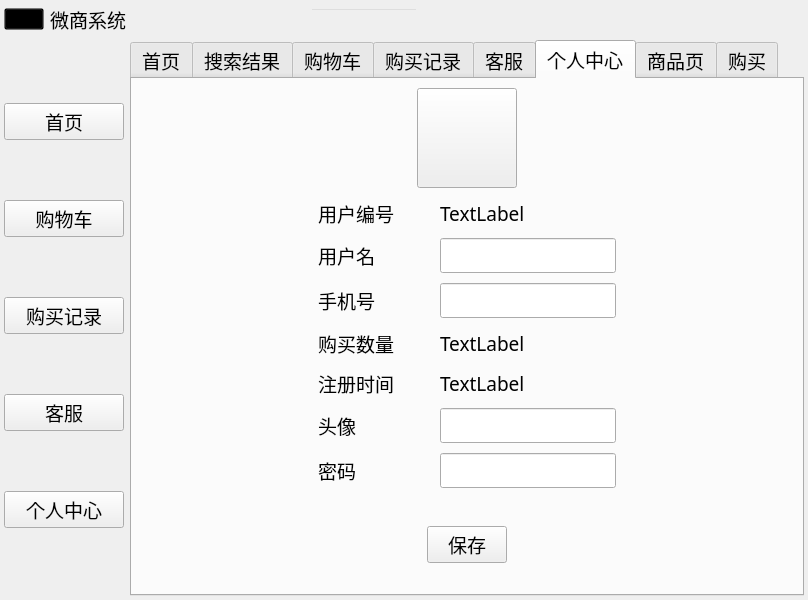
The window that client/mainwindow.ui (Rito-492/E-commerce-system) describes before a commit, drawn with Qt 5.
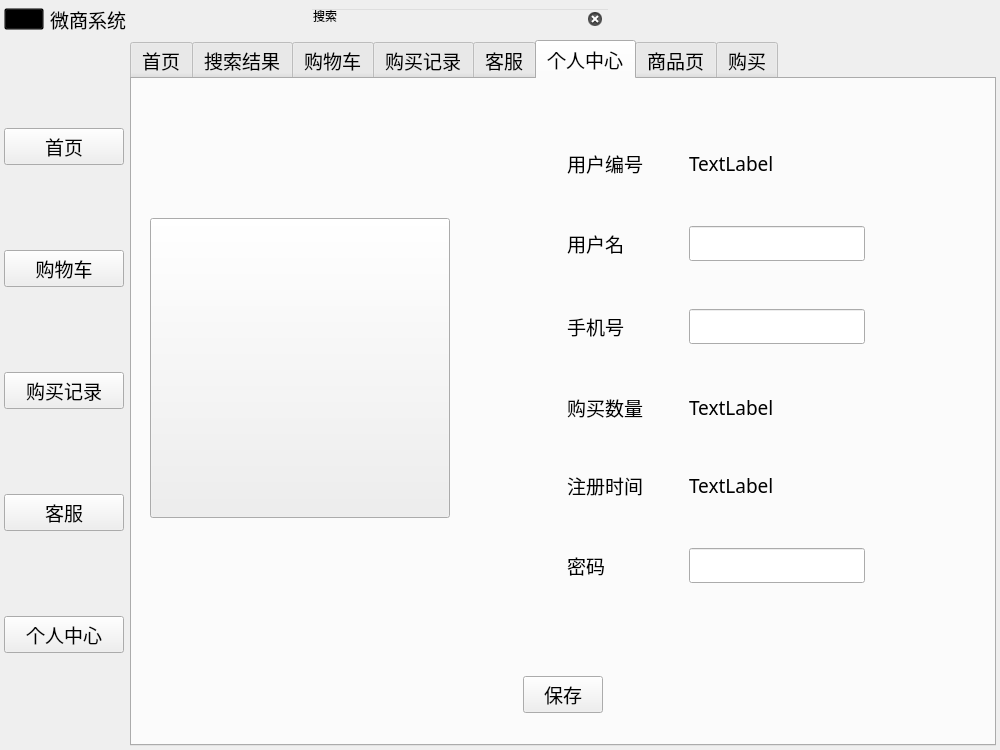
The same window after the commit. The open tabs and pages were chosen to show the change. Icons and pictures are not drawn.

Patch:
```diff
--- a/client/mainwindow.ui
+++ b/client/mainwindow.ui
@@ -6,8 +6,8 @@
    <rect>
     <x>0</x>
     <y>0</y>
-    <width>808</width>
-    <height>600</height>
+    <width>1000</width>
+    <height>750</height>
    </rect>
   </property>
   <property name="sizePolicy">
@@ -16,6 +16,18 @@
     <verstretch>0</verstretch>
    </sizepolicy>
   </property>
+  <property name="minimumSize">
+   <size>
+    <width>1000</width>
+    <height>750</height>
+   </size>
+  </property>
+  <property name="maximumSize">
+   <size>
+    <width>1000</width>
+    <height>750</height>
+   </size>
+  </property>
   <property name="windowTitle">
    <string>MainWindow</string>
   </property>
@@ -47,9 +59,15 @@
         <verstretch>0</verstretch>
        </sizepolicy>
       </property>
+      <property name="minimumSize">
+       <size>
+        <width>992</width>
+        <height>0</height>
+       </size>
+      </property>
       <property name="maximumSize">
        <size>
-        <width>800</width>
+        <width>992</width>
         <height>30</height>
        </size>
       </property>
@@ -201,7 +219,7 @@
           <enum>Qt::Orientation::Horizontal</enum>
          </property>
          <property name="sizeType">
-          <enum>QSizePolicy::Policy::MinimumExpanding</enum>
+          <enum>QSizePolicy::Policy::Minimum</enum>
          </property>
          <property name="sizeHint" stdset="0">
           <size>
@@ -236,7 +254,32 @@
            <number>0</number>
           </property>
           <item>
-           <widget class="QLineEdit" name="searchLineEdit"/>
+           <widget class="QLineEdit" name="searchLineEdit">
+            <property name="sizePolicy">
+             <sizepolicy hsizetype="Fixed" vsizetype="Fixed">
+              <horstretch>0</horstretch>
+              <verstretch>0</verstretch>
+             </sizepolicy>
+            </property>
+            <property name="minimumSize">
+             <size>
+              <width>300</width>
+              <height>0</height>
+             </size>
+            </property>
+            <property name="maximumSize">
+             <size>
+              <width>300</width>
+              <height>16777215</height>
+             </size>
+            </property>
+            <property name="text">
+             <string>搜索</string>
+            </property>
+            <property name="clearButtonEnabled">
+             <bool>true</bool>
+            </property>
+           </widget>
           </item>
           <item>
            <widget class="QPushButton" name="searchButton">
@@ -263,9 +306,12 @@
          <property name="orientation">
           <enum>Qt::Orientation::Horizontal</enum>
          </property>
+         <property name="sizeType">
+          <enum>QSizePolicy::Policy::Expanding</enum>
+         </property>
          <property name="sizeHint" stdset="0">
           <size>
-           <width>788</width>
+           <width>600</width>
            <height>30</height>
           </size>
          </property>
@@ -460,6 +506,12 @@
            <verstretch>0</verstretch>
           </sizepolicy>
          </property>
+         <property name="minimumSize">
+          <size>
+           <width>120</width>
+           <height>0</height>
+          </size>
+         </property>
          <property name="maximumSize">
           <size>
            <width>120</width>
@@ -688,226 +740,201 @@
           </attribute>
           <layout class="QVBoxLayout" name="verticalLayout_3">
            <item>
-            <widget class="QWidget" name="widget_3" native="true">
-             <property name="maximumSize">
-              <size>
-               <width>16777215</width>
-               <height>100</height>
-              </size>
-             </property>
-             <layout class="QHBoxLayout" name="horizontalLayout_6">
-              <property name="leftMargin">
-               <number>0</number>
-              </property>
-              <property name="topMargin">
-               <number>0</number>
-              </property>
-              <property name="rightMargin">
-               <number>0</number>
-              </property>
-              <property name="bottomMargin">
-               <number>0</number>
-              </property>
+            <widget class="QWidget" name="widget_15" native="true">
+             <layout class="QHBoxLayout" name="horizontalLayout_15">
               <item>
                <widget class="QPushButton" name="avatarButton">
+                <property name="sizePolicy">
+                 <sizepolicy hsizetype="Fixed" vsizetype="Fixed">
+                  <horstretch>0</horstretch>
+                  <verstretch>0</verstretch>
+                 </sizepolicy>
+                </property>
+                <property name="minimumSize">
+                 <size>
+                  <width>300</width>
+                  <height>300</height>
+                 </size>
+                </property>
                 <property name="maximumSize">
                  <size>
-                  <width>100</width>
-                  <height>100</height>
+                  <width>300</width>
+                  <height>300</height>
                  </size>
                 </property>
                 <property name="text">
                  <string/>
                 </property>
-               </widget>
-              </item>
-             </layout>
-            </widget>
-           </item>
-           <item>
-            <widget class="QWidget" name="widget" native="true">
-             <property name="sizePolicy">
-              <sizepolicy hsizetype="Preferred" vsizetype="Preferred">
-               <horstretch>0</horstretch>
-               <verstretch>0</verstretch>
-              </sizepolicy>
-             </property>
-             <layout class="QGridLayout" name="gridLayout">
-              <property name="leftMargin">
-               <number>0</number>
-              </property>
-              <property name="topMargin">
-               <number>0</number>
-              </property>
-              <property name="rightMargin">
-               <number>0</number>
-              </property>
-              <property name="bottomMargin">
-               <number>0</number>
-              </property>
-              <item row="4" column="1">
-               <widget class="QLabel" name="signTimeLabel">
-                <property name="text">
-                 <string>注册时间</string>
-                </property>
-               </widget>
-              </item>
-              <item row="5" column="1">
-               <widget class="QLabel" name="avatarLabel">
-                <property name="text">
-                 <string>头像</string>
-                </property>
-               </widget>
-              </item>
-              <item row="3" column="1">
-               <widget class="QLabel" name="boughtLabel">
-                <property name="text">
-                 <string>购买数量</string>
-                </property>
-               </widget>
-              </item>
-              <item row="2" column="1">
-               <widget class="QLabel" name="phoneLabel">
-                <property name="text">
-                 <string>手机号</string>
-                </property>
-               </widget>
-              </item>
-              <item row="3" column="0">
-               <spacer name="horizontalSpacer_4">
-                <property name="orientation">
-                 <enum>Qt::Orientation::Horizontal</enum>
-                </property>
-                <property name="sizeHint" stdset="0">
+                <property name="iconSize">
                  <size>
-                  <width>40</width>
-                  <height>20</height>
+                  <width>322</width>
+                  <height>322</height>
                  </size>
                 </property>
-               </spacer>
-              </item>
-              <item row="2" column="3">
-               <widget class="QLineEdit" name="phoneLineEdit"/>
-              </item>
-              <item row="0" column="1">
-               <widget class="QLabel" name="userIdLabel">
-                <property name="text">
-                 <string>用户编号</string>
-                </property>
                </widget>
               </item>
-              <item row="3" column="3">
-               <widget class="QLabel" name="boughtShowLabel">
+              <item>
+               <widget class="QWidget" name="widget" native="true">
                 <property name="sizePolicy">
-                 <sizepolicy hsizetype="Preferred" vsizetype="Fixed">
+                 <sizepolicy hsizetype="Preferred" vsizetype="Preferred">
                   <horstretch>0</horstretch>
                   <verstretch>0</verstretch>
                  </sizepolicy>
                 </property>
-                <property name="maximumSize">
-                 <size>
-                  <width>16777215</width>
-                  <height>30</height>
-                 </size>
-                </property>
-                <property name="text">
-                 <string>TextLabel</string>
-                </property>
+                <layout class="QGridLayout" name="gridLayout">
+                 <item row="1" column="3">
+                  <widget class="QLineEdit" name="userNameLineEdit"/>
+                 </item>
+                 <item row="4" column="1">
+                  <widget class="QLabel" name="signTimeLabel">
+                   <property name="text">
+                    <string>注册时间</string>
+                   </property>
+                  </widget>
+                 </item>
+                 <item row="3" column="3">
+                  <widget class="QLabel" name="boughtShowLabel">
+                   <property name="sizePolicy">
+                    <sizepolicy hsizetype="Preferred" vsizetype="Fixed">
+                     <horstretch>0</horstretch>
+                     <verstretch>0</verstretch>
+                    </sizepolicy>
+                   </property>
+                   <property name="maximumSize">
+                    <size>
+                     <width>16777215</width>
+                     <height>30</height>
+                    </size>
+                   </property>
+                   <property name="text">
+                    <string>TextLabel</string>
+                   </property>
+                  </widget>
+                 </item>
+                 <item row="3" column="2">
+                  <spacer name="horizontalSpacer_3">
+                   <property name="orientation">
+                    <enum>Qt::Orientation::Horizontal</enum>
+                   </property>
+                   <property name="sizeType">
+                    <enum>QSizePolicy::Policy::Fixed</enum>
+                   </property>
+                   <property name="sizeHint" stdset="0">
+                    <size>
+                     <width>40</width>
+                     <height>20</height>
+                    </size>
+                   </property>
+                  </spacer>
+                 </item>
+                 <item row="5" column="3">
+                  <widget class="QLineEdit" name="passWordLineEdit"/>
+                 </item>
+                 <item row="5" column="1">
+                  <widget class="QLabel" name="passWordLabel">
+                   <property name="text">
+                    <string>密码</string>
+                   </property>
+                  </widget>
+                 </item>
+                 <item row="4" column="3">
+                  <widget class="QLabel" name="signTimeShowLabel">
+                   <property name="sizePolicy">
+                    <sizepolicy hsizetype="Preferred" vsizetype="Fixed">
+                     <horstretch>0</horstretch>
+                     <verstretch>0</verstretch>
+                    </sizepolicy>
+                   </property>
+                   <property name="maximumSize">
+                    <size>
+                     <width>16777215</width>
+                     <height>30</height>
+                    </size>
+                   </property>
+                   <property name="text">
+                    <string>TextLabel</string>
+                   </property>
+                  </widget>
+                 </item>
+                 <item row="3" column="1">
+                  <widget class="QLabel" name="boughtLabel">
+                   <property name="text">
+                    <string>购买数量</string>
+                   </property>
+                  </widget>
+                 </item>
+                 <item row="0" column="1">
+                  <widget class="QLabel" name="userIdLabel">
+                   <property name="text">
+                    <string>用户编号</string>
+                   </property>
+                  </widget>
+                 </item>
+                 <item row="1" column="1">
+                  <widget class="QLabel" name="userNameLabel">
+                   <property name="text">
+                    <string>用户名</string>
+                   </property>
+                  </widget>
+                 </item>
+                 <item row="3" column="0">
+                  <spacer name="horizontalSpacer_4">
+                   <property name="orientation">
+                    <enum>Qt::Orientation::Horizontal</enum>
+                   </property>
+                   <property name="sizeHint" stdset="0">
+                    <size>
+                     <width>40</width>
+                     <height>20</height>
+                    </size>
+                   </property>
+                  </spacer>
+                 </item>
+                 <item row="2" column="1">
+                  <widget class="QLabel" name="phoneLabel">
+                   <property name="text">
+                    <string>手机号</string>
+                   </property>
+                  </widget>
+                 </item>
+                 <item row="0" column="3">
+                  <widget class="QLabel" name="userIdShowLabel">
+                   <property name="sizePolicy">
+                    <sizepolicy hsizetype="Preferred" vsizetype="Fixed">
+                     <horstretch>0</horstretch>
+                     <verstretch>0</verstretch>
+                    </sizepolicy>
+                   </property>
+                   <property name="maximumSize">
+                    <size>
+                     <width>16777215</width>
+                     <height>30</height>
+                    </size>
+                   </property>
+                   <property name="text">
+                    <string>TextLabel</string>
+                   </property>
+                  </widget>
+                 </item>
+                 <item row="3" column="4">
+                  <spacer name="horizontalSpacer_5">
+                   <property name="orientation">
+                    <enum>Qt::Orientation::Horizontal</enum>
+                   </property>
+                   <property name="sizeHint" stdset="0">
+                    <size>
+                     <width>40</width>
+                     <height>20</height>
+                    </size>
+                   </property>
+                  </spacer>
+                 </item>
+                 <item row="2" column="3">
+                  <widget class="QLineEdit" name="phoneLineEdit"/>
+                 </item>
+                </layout>
                </widget>
               </item>
-              <item row="0" column="3">
-               <widget class="QLabel" name="userIdShowLabel">
-                <property name="sizePolicy">
-                 <sizepolicy hsizetype="Preferred" vsizetype="Fixed">
-                  <horstretch>0</horstretch>
-                  <verstretch>0</verstretch>
-                 </sizepolicy>
-                </property>
-                <property name="maximumSize">
-                 <size>
-                  <width>16777215</width>
-                  <height>30</height>
-                 </size>
-                </property>
-                <property name="text">
-                 <string>TextLabel</string>
-                </property>
-               </widget>
-              </item>
-              <item row="4" column="3">
-               <widget class="QLabel" name="signTimeShowLabel">
-                <property name="sizePolicy">
-                 <sizepolicy hsizetype="Preferred" vsizetype="Fixed">
-                  <horstretch>0</horstretch>
-                  <verstretch>0</verstretch>
-                 </sizepolicy>
-                </property>
-                <property name="maximumSize">
-                 <size>
-                  <width>16777215</width>
-                  <height>30</height>
-                 </size>
-                </property>
-                <property name="text">
-                 <string>TextLabel</string>
-                </property>
-               </widget>
-              </item>
-              <item row="6" column="1">
-               <widget class="QLabel" name="passWordLabel">
-                <property name="text">
-                 <string>密码</string>
-                </property>
-               </widget>
-              </item>
-              <item row="3" column="2">
-               <spacer name="horizontalSpacer_3">
-                <property name="orientation">
-                 <enum>Qt::Orientation::Horizontal</enum>
-                </property>
-                <property name="sizeType">
-                 <enum>QSizePolicy::Policy::Fixed</enum>
-                </property>
-                <property name="sizeHint" stdset="0">
-                 <size>
-                  <width>40</width>
-                  <height>20</height>
-                 </size>
-                </property>
-               </spacer>
-              </item>
-              <item row="1" column="3">
-               <widget class="QLineEdit" name="userNameLineEdit"/>
-              </item>
-              <item row="1" column="1">
-               <widget class="QLabel" name="userNameLabel">
-                <property name="text">
-                 <string>用户名</string>
-                </property>
-               </widget>
-              </item>
-              <item row="6" column="3">
-               <widget class="QLineEdit" name="passWordLineEdit"/>
-              </item>
-              <item row="5" column="3">
-               <widget class="QLineEdit" name="avatarLineEdit"/>
-              </item>
-              <item row="3" column="4">
-               <spacer name="horizontalSpacer_5">
-                <property name="orientation">
-                 <enum>Qt::Orientation::Horizontal</enum>
-                </property>
-                <property name="sizeType">
-                 <enum>QSizePolicy::Policy::MinimumExpanding</enum>
-                </property>
-                <property name="sizeHint" stdset="0">
-                 <size>
-                  <width>100</width>
-                  <height>20</height>
-                 </size>
-                </property>
-               </spacer>
-              </item>
              </layout>
             </widget>
            </item>
```
Left out of the diff: 175 changed lines with no effect on the pictures.
